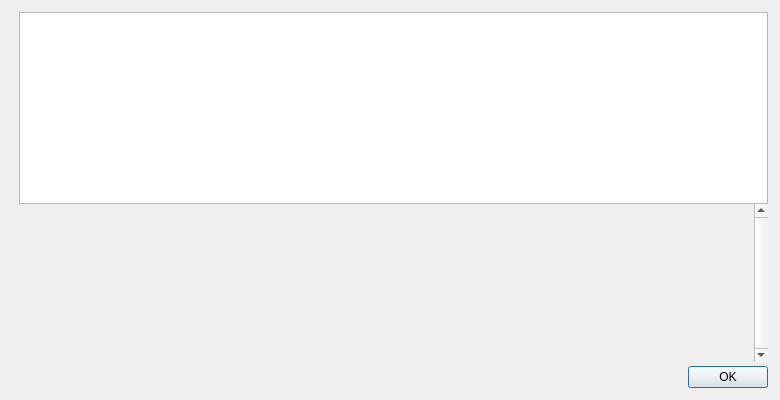
First picture: the form in src/qt/forms/helpmessagedialog.ui, repository Veil-Project/veil, before the edit.
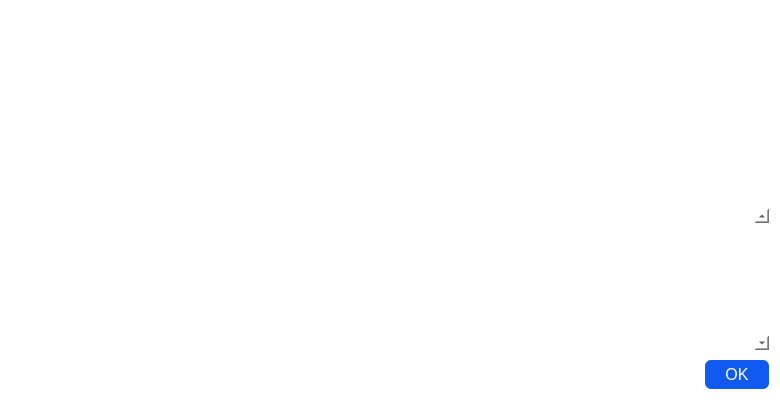
Second picture: the form after the edit. Icons and pictures are not drawn.

```diff
--- a/src/qt/forms/helpmessagedialog.ui
+++ b/src/qt/forms/helpmessagedialog.ui
@@ -10,21 +10,37 @@
     <height>400</height>
    </rect>
   </property>
+  <property name="styleSheet">
+   <string notr="true">background-color:white;
+border:none;</string>
+  </property>
   <layout class="QHBoxLayout" name="horizontalLayout_2">
-   <property name="spacing">
-    <number>0</number>
-   </property>
+   <item>
+    <widget class="QFrame" name="frame_2">
+     <property name="styleSheet">
+      <string notr="true">#frame_2{
+background-color:white;
+
+}</string>
+     </property>
+     <property name="frameShape">
+      <enum>QFrame::StyledPanel</enum>
+     </property>
+     <property name="frameShadow">
+      <enum>QFrame::Raised</enum>
+     </property>
+     <layout class="QHBoxLayout" name="horizontalLayout">
    <property name="leftMargin">
-    <number>12</number>
+       <number>0</number>
    </property>
    <property name="topMargin">
-    <number>12</number>
+       <number>0</number>
    </property>
    <property name="rightMargin">
-    <number>12</number>
+       <number>0</number>
    </property>
    <property name="bottomMargin">
-    <number>12</number>
+       <number>0</number>
    </property>
    <item>
     <layout class="QVBoxLayout" name="verticalLayoutLogo" stretch="0,0">
@@ -100,7 +116,7 @@
           <x>0</x>
           <y>0</y>
           <width>638</width>
-          <height>136</height>
+             <height>137</height>
          </rect>
         </property>
         <layout class="QVBoxLayout" name="verticalLayout_2">
@@ -145,6 +161,20 @@
      </item>
      <item>
       <widget class="QDialogButtonBox" name="okButton">
+          <property name="styleSheet">
+           <string notr="true">QPushButton{
+border-radius: 6px;
+color: #FFFFFF;
+font-size: 16px;
+background-color:#105aef;
+line-height:10px;
+padding:5 20 5 20;
+}
+
+QPushButton:hover {
+background-color:#0e45b4;
+}</string>
+          </property>
        <property name="orientation">
         <enum>Qt::Horizontal</enum>
        </property>
@@ -154,6 +184,9 @@
       </widget>
      </item>
     </layout>
+      </item>
+     </layout>
+    </widget>
    </item>
   </layout>
  </widget>
```
Lines whose indentation alone changed are shown as unchanged.
